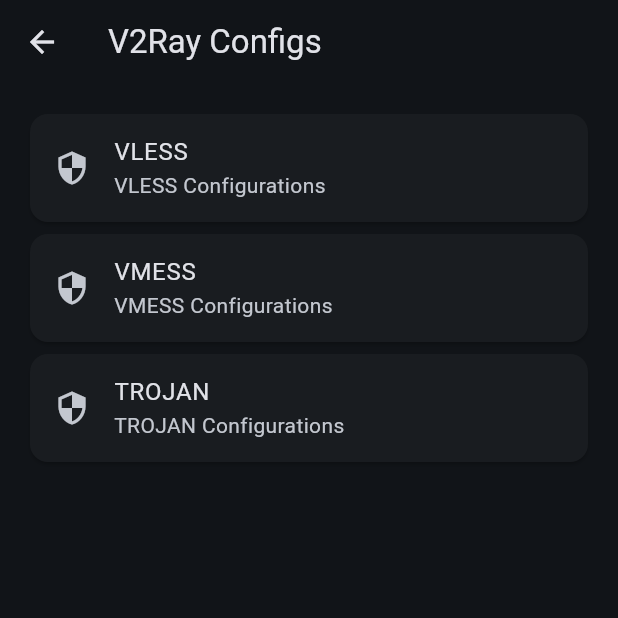
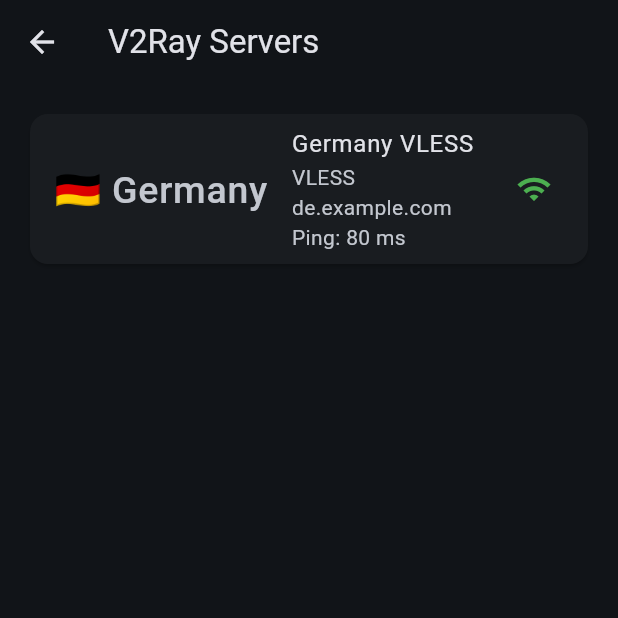
Before and after one commit to hakimfreefire2008-a11y/ABDELLALI.X.VPS, a Flutter app: the V2RayScreen screen opened directly, on a phone screen of 412 x 824 dp, the top half of it. Run offline on Flutter 3.47's test engine with Material 3 defaults, Android fonts, the phone set to English and light mode, and no system bars.

Commit message:
Connect V2Ray page with server data

```diff
--- a/lib/screens/v2ray_screen.dart
+++ b/lib/screens/v2ray_screen.dart
@@ -1,4 +1,6 @@
 import 'package:flutter/material.dart';
+import '../services/server_service.dart';
+
 
 class V2RayScreen extends StatelessWidget {
 
@@ -8,46 +10,75 @@ class V2RayScreen extends StatelessWidget {
   @override
   Widget build(BuildContext context) {
 
+
+    final servers = ServerService.servers
+        .where((s) =>
+            s.type == "VLESS" ||
+            s.type == "VMESS" ||
+            s.type == "TROJAN")
+        .toList();
+
+
     return Scaffold(
 
       appBar: AppBar(
-        title: const Text("V2Ray Configs"),
+        title: const Text("V2Ray Servers"),
       ),
 
 
-      body: ListView(
+      body: ListView.builder(
 
         padding: const EdgeInsets.all(16),
 
-        children: const [
-
-          Card(
-            child: ListTile(
-              leading: Icon(Icons.security),
-              title: Text("VLESS"),
-              subtitle: Text("VLESS Configurations"),
-            ),
-          ),
+        itemCount: servers.length,
 
 
-          Card(
-            child: ListTile(
-              leading: Icon(Icons.security),
-              title: Text("VMESS"),
-              subtitle: Text("VMESS Configurations"),
-            ),
-          ),
+        itemBuilder: (context,index){
 
 
-          Card(
+          final server = servers[index];
+
+
+          return Card(
+
             child: ListTile(
-              leading: Icon(Icons.security),
-              title: Text("TROJAN"),
-              subtitle: Text("TROJAN Configurations"),
+
+              leading: Text(
+                server.country,
+                style: const TextStyle(
+                  fontSize: 25,
+                ),
+              ),
+
+
+              title: Text(
+                server.name,
+              ),
+
+
+              subtitle: Text(
+                "${server.type}\n${server.host}\nPing: ${server.ping} ms",
+              ),
+
+
+              trailing: Icon(
+
+                server.online
+                    ? Icons.wifi
+                    : Icons.wifi_off,
+
+                color: server.online
+                    ? Colors.green
+                    : Colors.red,
+
+              ),
+
             ),
-          ),
 
-        ],
+          );
+
+
+        },
 
       ),
 
```
